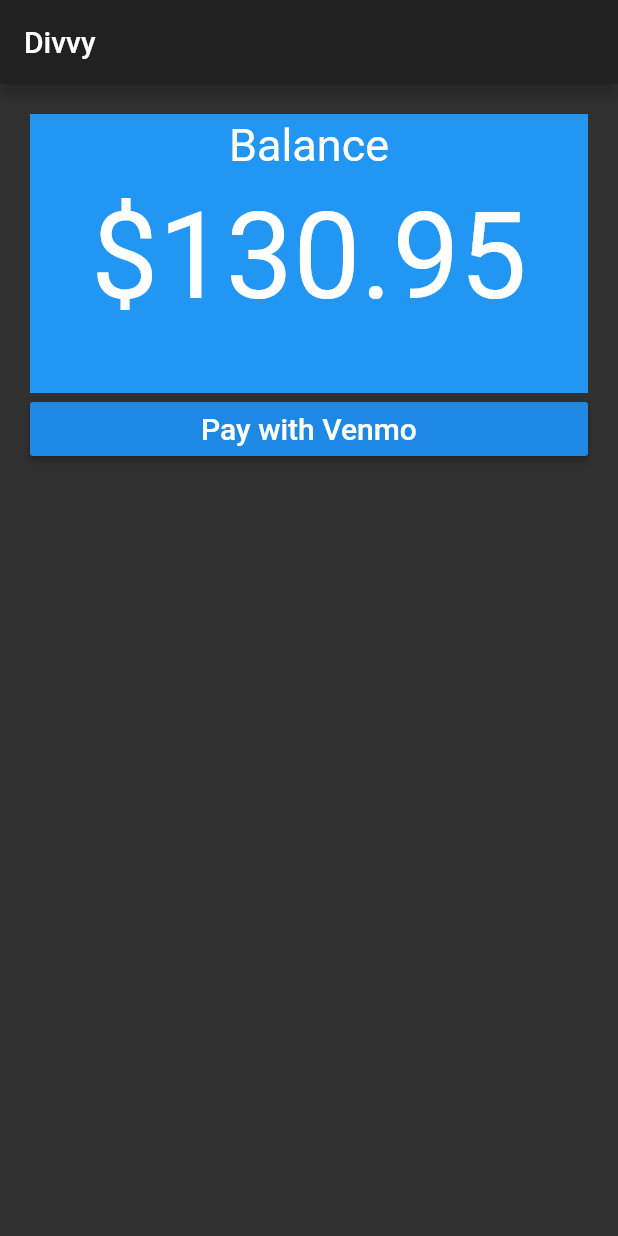
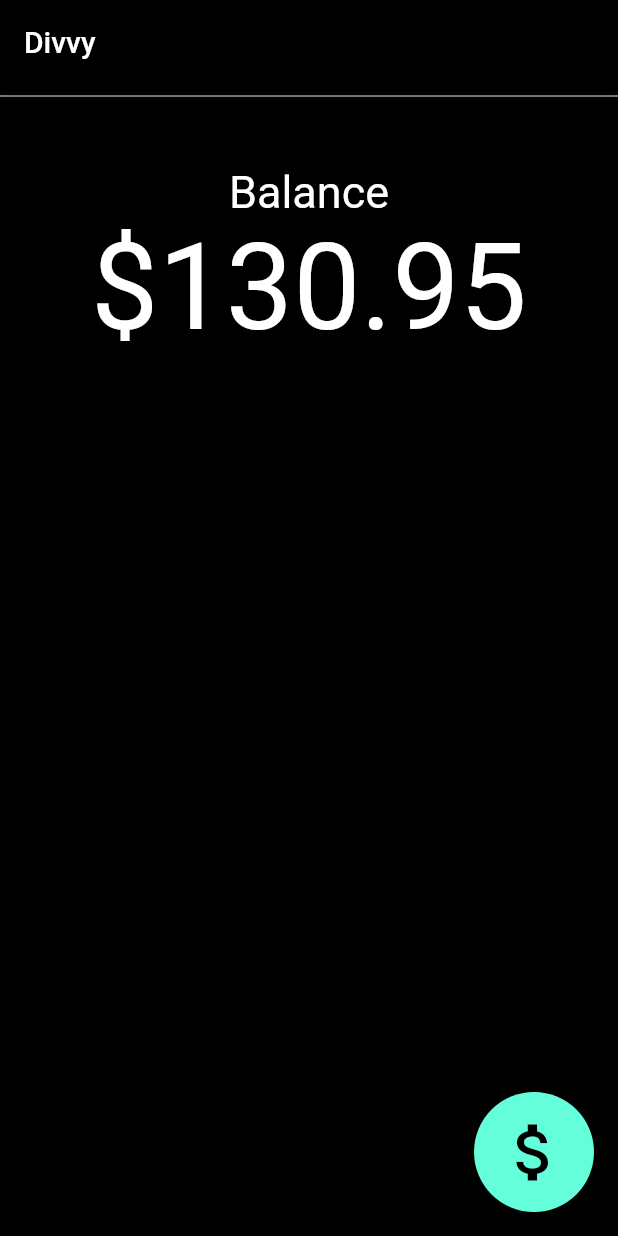
Before and after one commit to sinha-nishant/Divvy, a Flutter app: the screen it shows after launch, on a phone screen of 412 x 824 dp. Run offline on Flutter 3.47's test engine with Material 2 defaults, Android fonts, the phone set to English and light mode, and no system bars.

Commit message:
Altered button layout and revised dark theme

```diff
--- a/FlutterApp/divvy/lib/main.dart
+++ b/FlutterApp/divvy/lib/main.dart
@@ -1,5 +1,4 @@
 import 'dart:async';
-
 import 'package:flutter/material.dart';
 import 'package:url_launcher/url_launcher.dart';
 
@@ -12,24 +11,28 @@
   Widget build(BuildContext context) {
     return MaterialApp(
       title: 'Divvy',
-      theme: ThemeData.dark(),
+      theme: ThemeData(
+          brightness: Brightness.dark,
+          primaryColor: Colors.black,
+          primarySwatch: Colors.blue,
+          backgroundColor: Colors.black),
       home: MyHomePage(title: 'Divvy'),
     );
   }
 }
 
 class MyHomePage extends StatefulWidget {
+  final String title;
   MyHomePage({Key key, this.title}) : super(key: key);
-  final String title;
 
   @override
   _MyHomePageState createState() => _MyHomePageState();
 }
 
-class _MyHomePageState extends State<MyHomePage> {
-  Future<void> _payWithVenmo(double amount) async {
+Future<void> _payWithVenmo() async {
+  double balance = 130.95;
   String url =
-        'venmo://paycharge?txn=pay&recipients=ArjunMitra&amount=$amount&note=Divvy';
+      'venmo://paycharge?txn=pay&recipients=ArjunMitra&amount=$balance&note=Divvy';
   if (await canLaunch(url)) {
     await launch(url);
   } else {
@@ -37,40 +40,44 @@
   }
 }
 
+AspectRatio balanceDisplay = AspectRatio(
+    aspectRatio: 2,
+    child: Container(
+        // color: Theme.of(context).primaryColor,
+        color: Colors.black,
+        child: Column(
+            mainAxisAlignment: MainAxisAlignment.center,
+            children: <Widget>[
+              Text('Balance', style: TextStyle(fontSize: 30)),
+              Text('\$130.95', style: TextStyle(fontSize: 80)),
+            ])));
+
+Container sendButton = Container(
+    width: 80,
+    height: 80,
+    child: FloatingActionButton(
+      onPressed: () => _payWithVenmo(),
+      child: Icon(
+        Icons.attach_money,
+        size: 50,
+      ),
+    ));
+
+class _MyHomePageState extends State<MyHomePage> {
   @override
   Widget build(BuildContext context) {
     double balance = 130.95;
     return Scaffold(
+      backgroundColor: Theme.of(context).backgroundColor,
       appBar: AppBar(
         title: Text(widget.title),
       ),
+      floatingActionButton: sendButton,
       body: ListView(
-        padding: new EdgeInsets.all(20),
         children: <Widget>[
+          Divider(color: Colors.white),
           Column(
-            children: <Widget>[
-              AspectRatio(
-                  aspectRatio: 2,
-                  child: Container(
-                      color: Colors.blue,
-                      child: Column(
-                          mainAxisAlignment: MainAxisAlignment.center,
-                          children: <Widget>[
-                            Text('Balance', style: TextStyle(fontSize: 30)),
-                            Padding(padding: new EdgeInsets.all(5)),
-                            Text('\$$balance', style: TextStyle(fontSize: 80)),
-                            Padding(padding: new EdgeInsets.all(20))
-                          ]))),
-              Container(
-                  width: MediaQuery.of(context).size.width,
-                  child: RaisedButton(
-                    onPressed: () => setState(() {
-                      Future<void> _launched = _payWithVenmo(balance);
-                    }),
-                    child: const Text('Pay with Venmo',
-                        style: TextStyle(fontSize: 20.0)),
-                  ))
-            ],
+            children: <Widget>[balanceDisplay],
           ),
         ],
       ),
```
Lines whose indentation alone changed are shown as unchanged.
